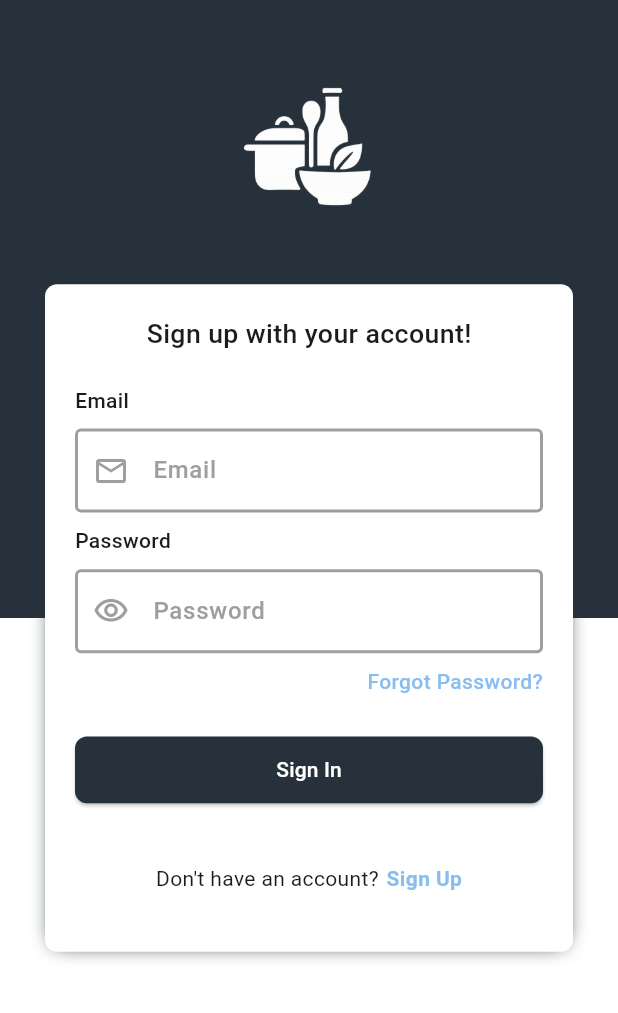
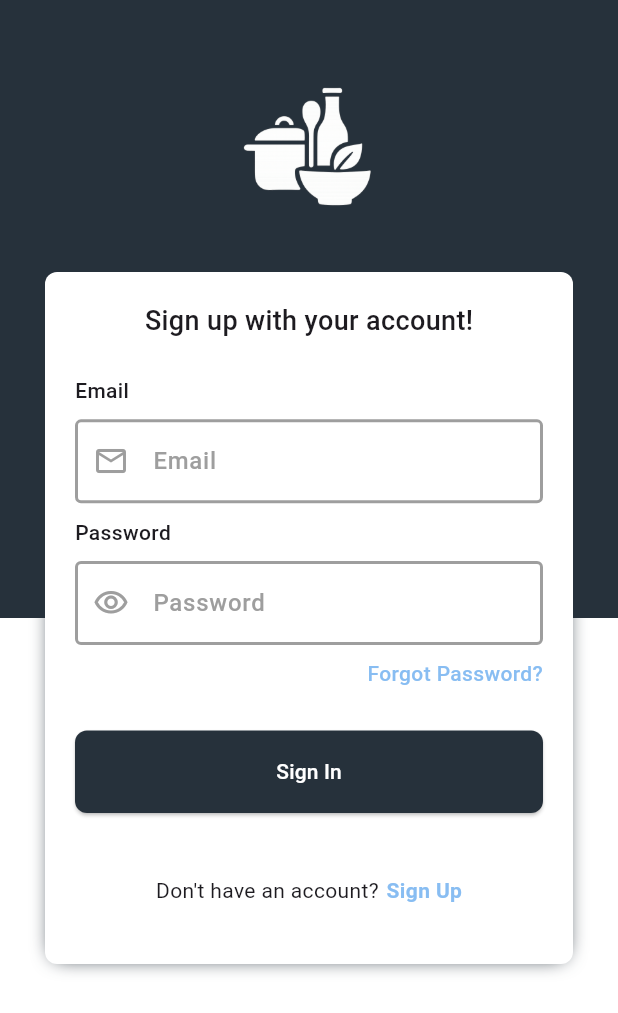
Before and after one commit to Sabinkc/kitchen_ecommerce, a Flutter app: the screen it shows after launch, on a phone screen of 412 x 824 dp. Shown: the top 1013 px of the screen. Run offline on Flutter 3.47's test engine with Material 3 defaults, Android fonts, the phone set to English and light mode, and no system bars.

Commit message:
sign in screen ui fixed

```diff
--- /dev/null
+++ b/lib/common/button.dart
@@ -0,0 +1,18 @@
+import 'package:flutter/material.dart';
+import 'package:kitchen_ecommerce/common/colors.dart';
+
+class ComButton extends StatelessWidget {
+  const ComButton({super.key});
+
+  @override
+  Widget build(BuildContext context) {
+    return ElevatedButton(
+      onPressed: () {},
+      style: ElevatedButton.styleFrom(
+        backgroundColor: ComColors.priColor,
+        shape: RoundedRectangleBorder(borderRadius: BorderRadius.circular(8)),
+      ),
+      child: Text("Sign In", style: TextStyle(color: Colors.white)),
+    );
+  }
+}
--- a/lib/features/auth/presentation/screens/signin_screen.dart
+++ b/lib/features/auth/presentation/screens/signin_screen.dart
@@ -1,6 +1,7 @@
 import 'package:flutter/material.dart';
 import 'package:kitchen_ecommerce/common/auth_passwordfield.dart';
 import 'package:kitchen_ecommerce/common/auth_textfield.dart';
+import 'package:kitchen_ecommerce/common/button.dart';
 import 'package:kitchen_ecommerce/common/colors.dart';
 
 class SigninScreen extends StatelessWidget {
@@ -32,8 +33,8 @@ class SigninScreen extends StatelessWidget {
                 ),
               ),
               Positioned(
-                top: height * 0.23,
-                bottom: height * 0.23,
+                top: height * 0.22,
+                bottom: height * 0.22,
                 left: 30,
                 right: 30,
                 child: LayoutBuilder(
@@ -52,11 +53,13 @@ class SigninScreen extends StatelessWidget {
                         color: Colors.white,
                         borderRadius: BorderRadius.circular(8),
                       ),
+                      child: SingleChildScrollView(
                         child: Padding(
                           padding: EdgeInsets.all(20),
                           child: Column(
                             mainAxisAlignment: MainAxisAlignment.start,
                             crossAxisAlignment: CrossAxisAlignment.start,
+                            mainAxisSize: MainAxisSize.min,
                             spacing: conHeight * 0.02,
                             children: [
                               Align(
@@ -64,7 +67,7 @@ class SigninScreen extends StatelessWidget {
                                 child: Text(
                                   "Sign up with your account!",
                                   style: TextStyle(
-                                  fontSize: conHeight * 0.04,
+                                    fontSize: 18,
                                     fontWeight: FontWeight.w500,
                                   ),
                                 ),
@@ -94,20 +97,8 @@ class SigninScreen extends StatelessWidget {
                               SizedBox(height: conHeight * 0.02),
                               SizedBox(
                                 width: double.infinity,
-                              height: conHeight * 0.1,
-                              child: ElevatedButton(
-                                onPressed: () {},
-                                style: ElevatedButton.styleFrom(
-                                  backgroundColor: ComColors.priColor,
-                                  shape: RoundedRectangleBorder(
-                                    borderRadius: BorderRadius.circular(8),
-                                  ),
-                                ),
-                                child: Text(
-                                  "Sign In",
-                                  style: TextStyle(color: Colors.white),
-                                ),
-                              ),
+                                height: 55,
+                                child: ComButton(),
                               ),
                               SizedBox(height: conHeight * 0.05),
                               Row(
@@ -127,6 +118,7 @@ class SigninScreen extends StatelessWidget {
                             ],
                           ),
                         ),
+                      ),
                     );
                   },
                 ),
--- a/lib/main.dart
+++ b/lib/main.dart
@@ -10,10 +10,14 @@ class MyApp extends StatelessWidget {
 
   @override
   Widget build(BuildContext context) {
-    return MaterialApp(
-      theme: ThemeData(scaffoldBackgroundColor: Colors.white),
-      debugShowCheckedModeBanner: false,
-      home: SigninScreen(),
+    return SafeArea(
+      top: false,
+      bottom: true,
+      child: MaterialApp(
+        theme: ThemeData(scaffoldBackgroundColor: Colors.white),
+        debugShowCheckedModeBanner: false,
+        home: SigninScreen(),
+      ),
     );
   }
 }
--- a/pubspec.yaml
+++ b/pubspec.yaml
@@ -35,6 +35,7 @@ dependencies:
   # Use with the CupertinoIcons class for iOS style icons.
   cupertino_icons: ^1.0.8
   google_fonts: ^6.2.1
+  keyboard_dismisser: ^3.0.0
 
 dev_dependencies:
   flutter_test:
```
Also changed, not shown: pubspec.lock. Lines whose indentation alone changed are shown as unchanged.
